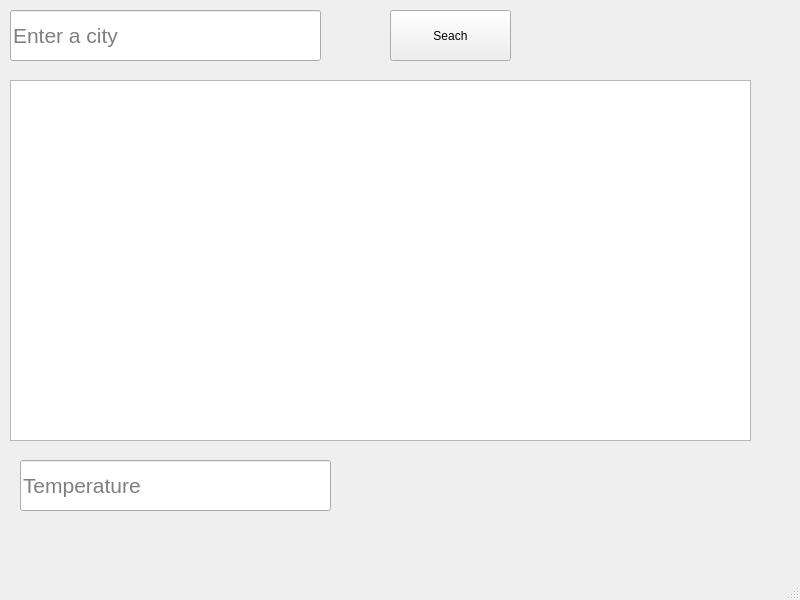
This is weatherforecast.ui in DohADV/Weather-Forecast as Qt 5 draws it before an edit. The edited form follows.
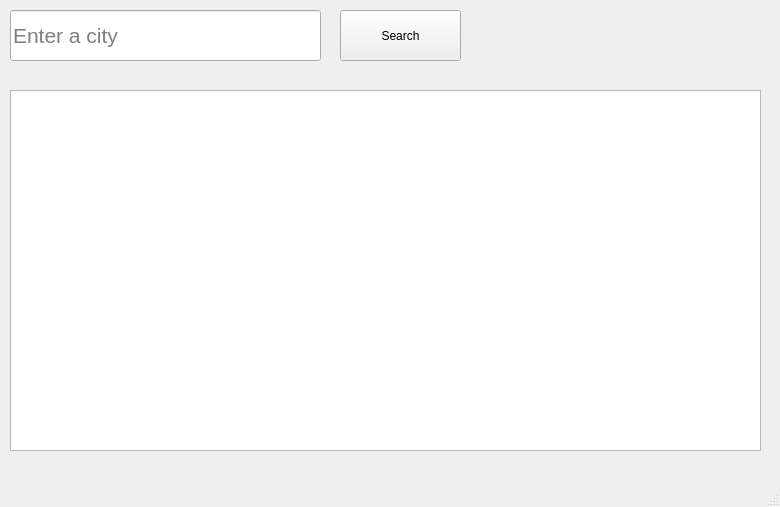
This is the edited form.

Commit message: Changed listWidget to tableWidget

What changed in the file:
```diff
--- a/weatherforecast.ui
+++ b/weatherforecast.ui
@@ -6,8 +6,8 @@
    <rect>
     <x>0</x>
     <y>0</y>
-    <width>800</width>
-    <height>600</height>
+    <width>780</width>
+    <height>507</height>
    </rect>
   </property>
   <property name="windowTitle">
@@ -41,48 +41,25 @@
    <widget class="QPushButton" name="pushButton">
     <property name="geometry">
      <rect>
-      <x>390</x>
+      <x>340</x>
       <y>10</y>
       <width>121</width>
       <height>51</height>
      </rect>
     </property>
     <property name="text">
-     <string>Seach</string>
+     <string>Search</string>
     </property>
    </widget>
-   <widget class="QLineEdit" name="temperature">
-    <property name="geometry">
-     <rect>
-      <x>20</x>
-      <y>460</y>
-      <width>311</width>
-      <height>51</height>
-     </rect>
-    </property>
-    <property name="font">
-     <font>
-      <pointsize>16</pointsize>
-     </font>
-    </property>
-    <property name="placeholderText">
-     <string>Temperature</string>
-    </property>
-   </widget>
-   <widget class="QListWidget" name="listWidget">
+   <widget class="QTableWidget" name="tableWidget">
     <property name="geometry">
      <rect>
       <x>10</x>
-      <y>80</y>
-      <width>741</width>
+      <y>90</y>
+      <width>751</width>
       <height>361</height>
      </rect>
     </property>
-    <property name="font">
-     <font>
-      <pointsize>16</pointsize>
-     </font>
-    </property>
    </widget>
   </widget>
   <widget class="QMenuBar" name="menubar">
```
Left out of the diff: 2 changed lines with no effect on the pictures. The commit also changes 11 other files.
